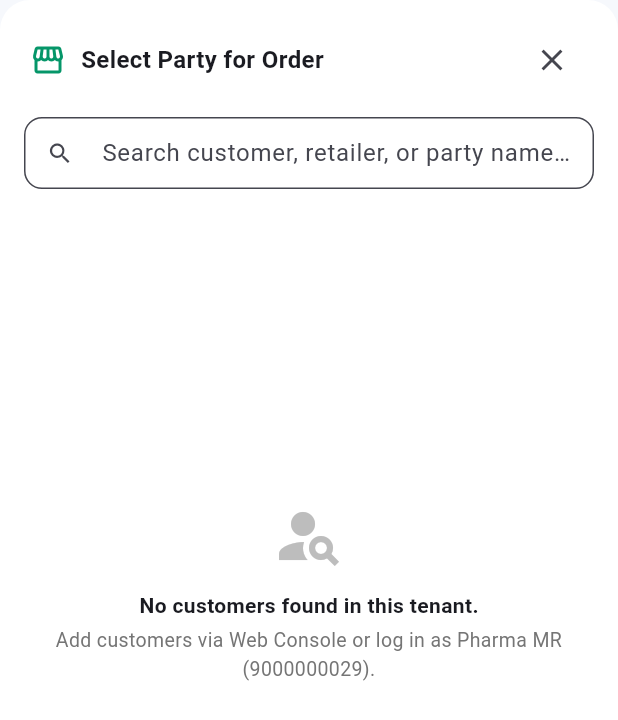
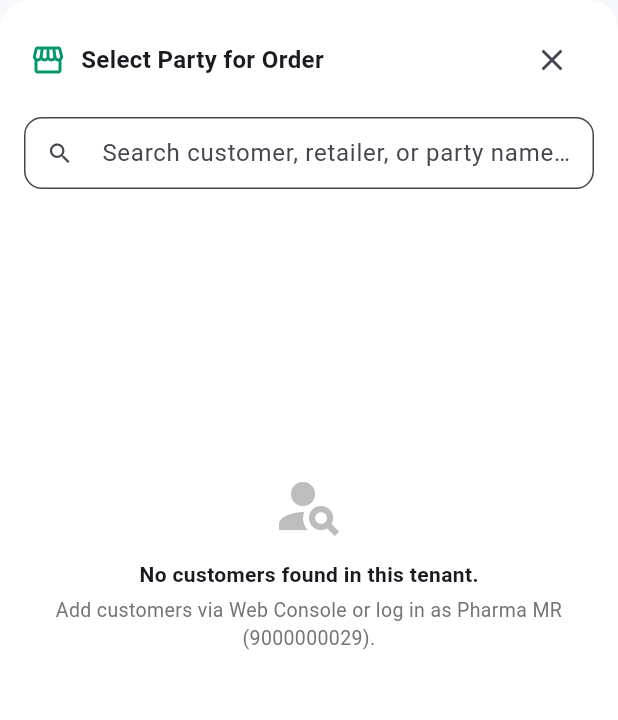
Before and after one commit to DileepJexpert/katasticho-mr-salesman-app, a Flutter app: the _SelectPartySheet widget shown alone on an empty page, opened directly with empty values, on a phone screen of 412 x 824 dp. Shown: the top 720 px of the screen. Run offline on Flutter 3.47's test engine with Material 3 defaults, Android fonts, the phone set to English and light mode, and no system bars; our stand-ins replace dio, flutter_riverpod, geolocator, image_picker, shared_preferences, signature; missing offline and left inert: flutter_background_service; accounts and stored records are empty; network calls fail.

Commit message:
fix(visits,orders): enrich visit cards with doctor/chemist names and fix party selector dialog height

```diff
--- a/lib/src/features/orders/orders_screen.dart
+++ b/lib/src/features/orders/orders_screen.dart
@@ -101,7 +101,10 @@ class _OrdersScreenState extends ConsumerState<OrdersScreen>
     List<Map<String, dynamic>> contacts = [];
     try {
       final raw = await api.getContacts();
-      contacts = raw.whereType<Map<String, dynamic>>().toList();
+      contacts = raw
+          .whereType<Map>()
+          .map((e) => Map<String, dynamic>.from(e))
+          .toList();
     } catch (_) {}
 
     if (!mounted) return;
@@ -637,15 +640,14 @@ class _SelectPartySheetState extends State<_SelectPartySheet> {
       return name.contains(q) || phone.contains(q) || city.contains(q);
     }).toList();
 
-    return Container(
-      constraints: BoxConstraints(
-        maxHeight: MediaQuery.of(context).size.height * 0.8,
-      ),
-      decoration: const BoxDecoration(
-        color: Colors.white,
-        borderRadius: BorderRadius.vertical(top: Radius.circular(20)),
-      ),
-      child: Column(
+    return SizedBox(
+      height: MediaQuery.of(context).size.height * 0.75,
+      child: Container(
+        decoration: const BoxDecoration(
+          color: Colors.white,
+          borderRadius: BorderRadius.vertical(top: Radius.circular(20)),
+        ),
+        child: Column(
         children: [
           Padding(
             padding: const EdgeInsets.fromLTRB(20, 16, 20, 10),
@@ -755,6 +757,6 @@ class _SelectPartySheetState extends State<_SelectPartySheet> {
           ),
         ],
       ),
-    );
+    ));
   }
 }
```
Also changed, not shown: lib/src/features/visits/visits_screen.dart (+60 -7 lines).
